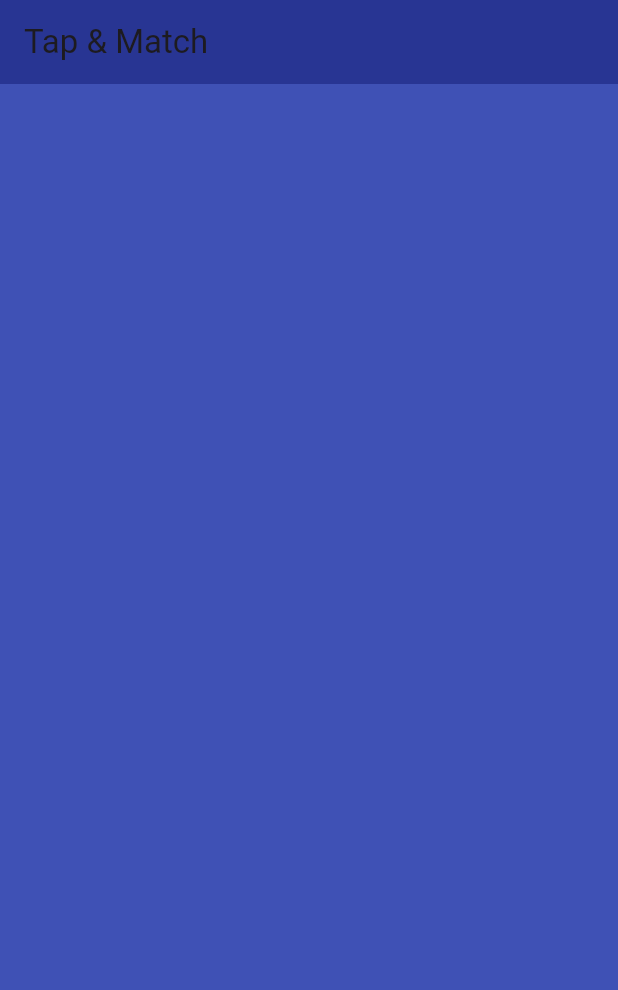
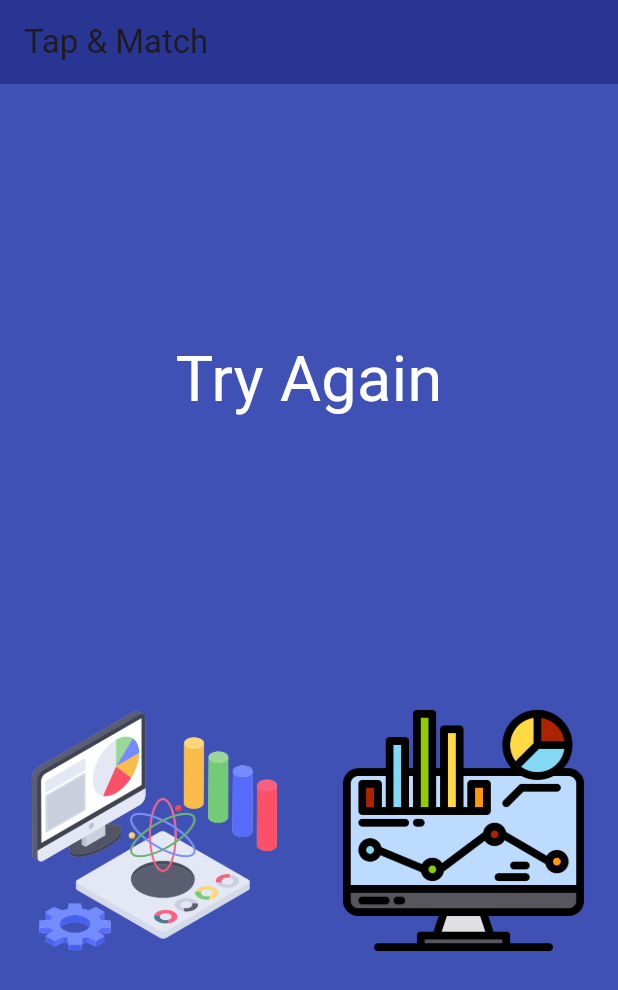
Before and after one commit to AbderrezzakMrch/Tataboq_app, a Flutter app: the screen it shows after launch, on a phone screen of 412 x 824 dp. Shown: the top 990 px of the screen. Run offline on Flutter 3.47's test engine with Material 3 defaults, Android fonts, the phone set to English and light mode, and no system bars.

Commit message:
Home Page Content

```diff
--- a/lib/main.dart
+++ b/lib/main.dart
@@ -18,6 +18,31 @@ void main() {
 class ImagePage extends StatelessWidget {
   @override
   Widget build(BuildContext context) {
-    return Container();
+    return Column(
+      mainAxisAlignment: MainAxisAlignment.spaceEvenly,
+      children: [
+        Text(
+          'Try Again',
+          style: TextStyle(
+            fontSize: 42.0,
+            color: Colors.white,
+          ),
+        ),
+        Row(
+          children: [
+            Expanded(
+                child: Padding(
+              padding: const EdgeInsets.all(20.0),
+              child: Image.asset('images/data-science.png'),
+            )),
+            Expanded(
+                child: Padding(
+              padding: const EdgeInsets.all(20.0),
+              child: Image.asset('images/monitor.png'),
+            )),
+          ],
+        ),
+      ],
+    );
   }
 }
```
